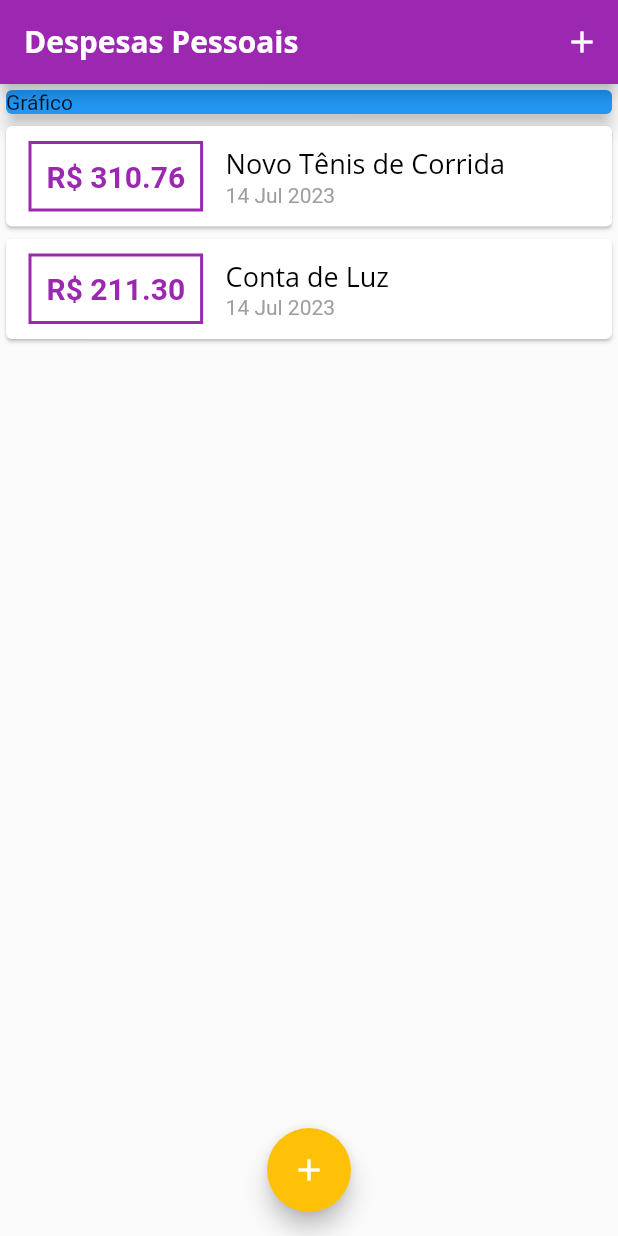
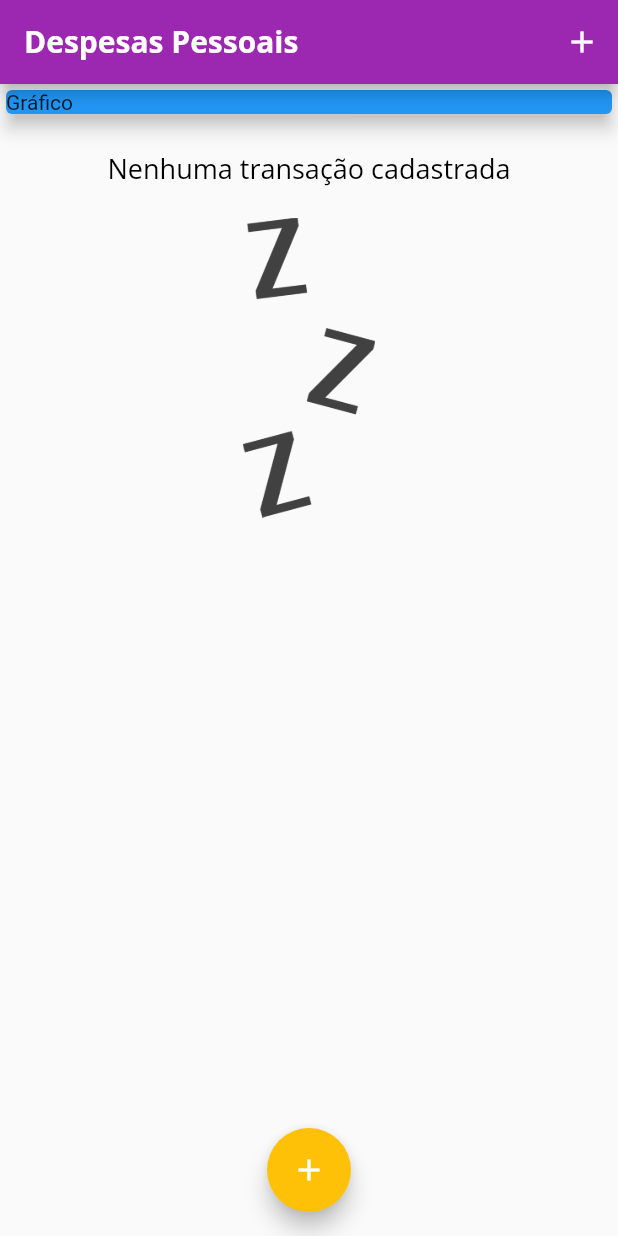
Before and after one commit to marcelinx/expensesApp, a Flutter app: the screen it shows after launch, on a phone screen of 412 x 824 dp. Run offline on Flutter 3.47's test engine with Material 2 defaults, Android fonts, the phone set to English and light mode, and no system bars.

```diff
--- a/lib/components/transaction_list.dart
+++ b/lib/components/transaction_list.dart
@@ -11,7 +11,23 @@ class TransactionList extends StatelessWidget {
   Widget build(BuildContext context) {
     return SizedBox(
       height: 300,
-      child: ListView.builder(
+      child: transactions.isEmpty ? Column(
+        children: [
+          SizedBox(height: 20),
+        Text(
+          'Nenhuma transação cadastrada',
+          style: Theme.of(context).textTheme.titleLarge,
+        ),
+        SizedBox(height: 20),
+        Container(
+          height: 200,
+          child: Image.asset(
+               'assets/images/waiting.png',
+          fit: BoxFit.cover,
+          ),
+        )
+      ],
+      ) : ListView.builder(
         itemCount: transactions.length,
         itemBuilder: (ctx, index) {
           final tr = transactions[index];
--- a/lib/main.dart
+++ b/lib/main.dart
@@ -47,19 +47,19 @@ class MyHomePage extends StatefulWidget {
 }
 
 class _MyHomePageState extends State<MyHomePage> {
-  final _transactions = [
-    Transaction(
-      id: 't1',
-      title: 'Novo Tênis de Corrida',
-      value: 310.76,
-      date: DateTime.now(),
-    ),
-    Transaction(
-      id: 't2',
-      title: 'Conta de Luz',
-      value: 211.30,
-      date: DateTime.now(),
-    ),
+  final List<Transaction> _transactions = [
+    // Transaction(
+    //   id: 't1',
+    //   title: 'Novo Tênis de Corrida',
+    //   value: 310.76,
+    //   date: DateTime.now(),
+    // ),
+    // Transaction(
+    //   id: 't2',
+    //   title: 'Conta de Luz',
+    //   value: 211.30,
+    //   date: DateTime.now(),
+    // ),
   ];
 
   _addTransaction(String title, double value) {
--- a/pubspec.yaml
+++ b/pubspec.yaml
@@ -57,8 +57,8 @@ flutter:
   uses-material-design: true
 
   # To add assets to your application, add an assets section, like this:
-  # assets:
-  #   - images/a_dot_burr.jpeg
+  assets:
+    - assets/images/waiting.png
   #   - images/a_dot_ham.jpeg
 
   # An image asset can refer to one or more resolution-specific "variants", see
```
Also changed, not shown: assets/images/waiting.png (added).
